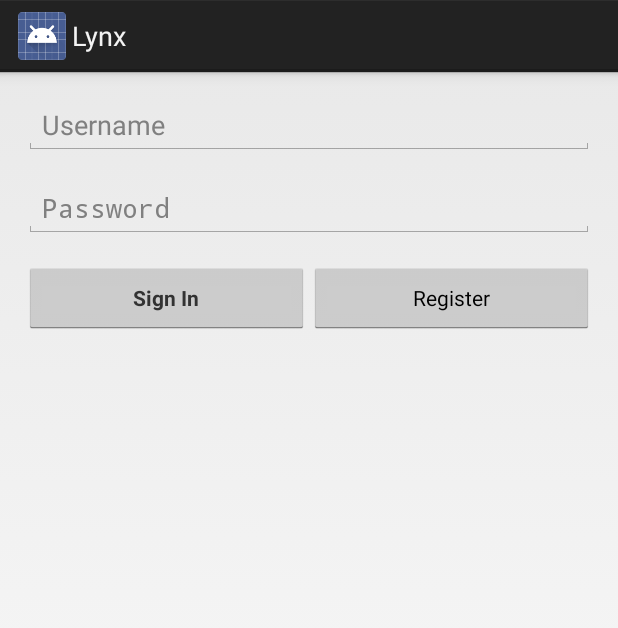
After one commit to vincelugli/GIT-MAD-Appathon, an Android app: the layout activity_login.xml on its own in the app's theme, with its tools: preview values and no code run, on a phone screen of 412 x 824 dp. The commit adds this screen. Shown: the top 628 px of the screen. Run offline under Robolectric (Android 15) with nearby library versions, the phone set to English and light mode, and no system bars.

Commit message:
Fixed Async exception for username/password check

```diff
--- a/Lynx/app/build.gradle
+++ b/Lynx/app/build.gradle
@@ -21,4 +21,6 @@ android {
 
 dependencies {
     compile fileTree(dir: 'libs', include: ['*.jar'])
+    compile 'com.google.android.gms:play-services:6.1.71'
+    compile 'com.android.support:appcompat-v7:20.0.0'
 }
--- /dev/null
+++ b/Lynx/app/src/main/res/layout/activity_login.xml
@@ -0,0 +1,85 @@
+<LinearLayout xmlns:android="http://schemas.android.com/apk/res/android"
+    xmlns:tools="http://schemas.android.com/tools"
+    android:layout_width="match_parent"
+    android:layout_height="match_parent"
+    android:gravity="center_horizontal"
+    android:orientation="vertical"
+    android:paddingBottom="@dimen/activity_vertical_margin"
+    android:paddingLeft="@dimen/activity_horizontal_margin"
+    android:paddingRight="@dimen/activity_horizontal_margin"
+    android:paddingTop="@dimen/activity_vertical_margin"
+    tools:context="com.lynx.LoginActivity">
+
+    <!-- Login progress -->
+    <ProgressBar
+        android:id="@+id/login_progress"
+        style="?android:attr/progressBarStyleLarge"
+        android:layout_width="wrap_content"
+        android:layout_height="wrap_content"
+        android:layout_marginBottom="8dp"
+        android:visibility="gone"/>
+
+    <ScrollView
+        android:id="@+id/login_form"
+        android:layout_width="match_parent"
+        android:layout_height="match_parent"
+        >
+
+            <LinearLayout
+                android:id="@+id/email_login_form"
+                android:layout_width="match_parent"
+                android:layout_height="wrap_content"
+                android:orientation="vertical">
+
+                <AutoCompleteTextView
+                    android:id="@+id/email"
+                    android:layout_width="match_parent"
+                    android:layout_height="wrap_content"
+                    android:hint="@string/prompt_username"
+                    android:inputType="textEmailAddress"
+                    android:maxLines="1"
+                    android:singleLine="true" />
+
+                <EditText
+                    android:id="@+id/password"
+                    android:layout_width="match_parent"
+                    android:layout_height="wrap_content"
+                    android:hint="@string/prompt_password"
+                    android:imeActionId="@+id/login"
+                    android:imeActionLabel="@string/action_sign_in_short"
+                    android:imeOptions="actionUnspecified"
+                    android:inputType="textPassword"
+                    android:maxLines="1"
+                    android:singleLine="true"
+                    android:layout_marginTop="16dp" />
+
+                <LinearLayout
+                    android:orientation="horizontal"
+                    android:layout_width="match_parent"
+                    android:layout_height="wrap_content">
+
+                    <Button
+                        android:id="@+id/email_sign_in_button"
+                        style="?android:textAppearanceSmall"
+                        android:layout_width="0dp"
+                        android:layout_height="wrap_content"
+                        android:layout_marginTop="16dp"
+                        android:text="@string/action_sign_in"
+                        android:textStyle="bold"
+                        android:layout_weight="1" />
+
+                    <Button
+                        style="?android:attr/buttonStyleSmall"
+                        android:layout_width="0dp"
+                        android:layout_height="wrap_content"
+                        android:text="@string/action_register"
+                        android:id="@+id/register_button_2"
+                        android:layout_marginTop="16dp"
+                        android:layout_weight="1" />
+
+                </LinearLayout>
+
+            </LinearLayout>
+    </ScrollView>
+
+</LinearLayout>
--- a/Lynx/app/src/main/res/layout/activity_main.xml
+++ b/Lynx/app/src/main/res/layout/activity_main.xml
@@ -31,7 +31,8 @@
             android:layout_height="wrap_content"
             android:text="@string/action_sign_in"
             android:id="@+id/sign_in_button"
-            android:layout_weight="1" />
+            android:layout_weight="1"
+            android:onClick="signIn"/>
 
         <Button
             android:layout_width="0dp"
@@ -39,7 +40,8 @@
             android:id="@+id/register_button"
             android:layout_weight="1"
             android:text="@string/action_register"
-            android:singleLine="false" />
+            android:singleLine="false"
+            android:onClick="register" />
     </LinearLayout>
 
 </RelativeLayout>
--- a/Lynx/app/src/main/res/values/strings.xml
+++ b/Lynx/app/src/main/res/values/strings.xml
@@ -6,5 +6,7 @@
     <string name="action_settings">Settings</string>
     <string name="action_register">Register</string>
     <string name="action_sign_in">Sign In</string>
+    <string name="title_activity_register">RegisterActivity</string>
+    <string name="hello_world">Hello world!</string>
 
 </resources>
--- /dev/null
+++ b/Lynx/app/src/main/res/values/strings_activity_login.xml
@@ -0,0 +1,13 @@
+<resources>
+        <string name="title_activity_login">Sign in</string>
+
+    <!-- Strings related to login -->
+    <string name="prompt_username">Username</string>
+    <string name="prompt_password">Password</string>
+    <string name="action_sign_in_short">Sign in</string>
+
+    <string name="error_invalid_username">This username is invalid</string>
+    <string name="error_invalid_password">This password is too short</string>
+    <string name="error_incorrect_password">This password is incorrect</string>
+    <string name="error_field_required">This field is required</string>
+</resources>
```
Also changed, not shown: Lynx/app/src/main/AndroidManifest.xml (+19 -0 lines), Lynx/app/src/main/java/com/lynx/JSONParser.java (added, +103 -0 lines), Lynx/app/src/main/java/com/lynx/LoginActivity.java (added, +300 -0 lines), Lynx/app/src/main/java/com/lynx/MainActivity.java (+14 -0 lines), Lynx/app/src/main/java/com/lynx/RegisterActivity.java (added, +64 -0 lines), Lynx/app/src/main/res/layout/activity_register.xml (added, +7 -0 lines), Lynx/app/src/main/res/layout/fragment_register.xml (added, +16 -0 lines), Lynx/app/src/main/res/menu/register.xml (added, +8 -0 lines), 1 other file.
